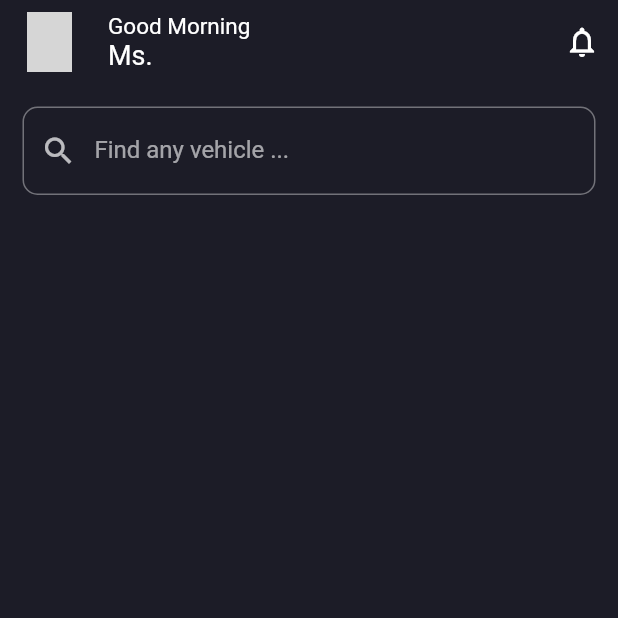
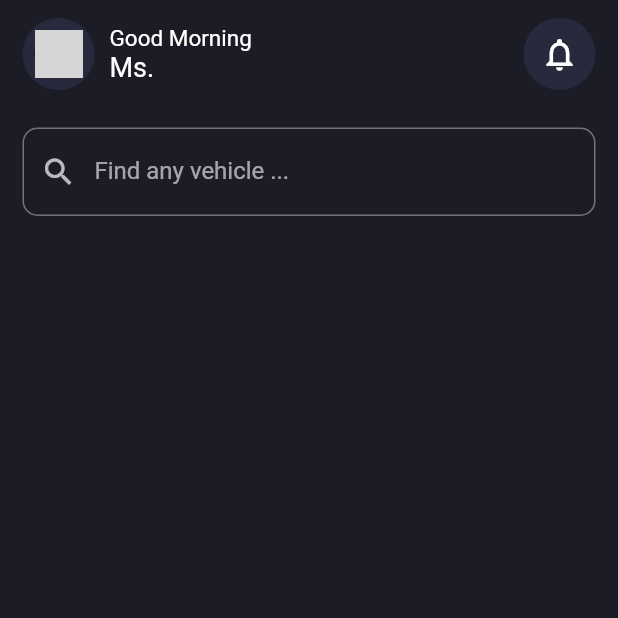
Before and after one commit to edr3x/vehicle_rental_application, a Flutter app: the HomePage screen opened by its route, on a phone screen of 412 x 824 dp, the top half of it. Run offline on Flutter 3.47's test engine with Material 2 defaults, Android fonts, the phone set to English and light mode, and no system bars; our stand-ins replace equatable, flutter_bloc, shared_preferences; accounts and stored records are empty; network calls fail; grey boxes are pictures that could not be loaded.

Commit message:
refactor: custom home bar

```diff
--- a/lib/views/pages/home/home_page.dart
+++ b/lib/views/pages/home/home_page.dart
@@ -1,20 +1,11 @@
 import 'package:flutter/material.dart';
-import 'package:flutter_bloc/flutter_bloc.dart';
-import 'package:rental_system_app/api/blocs/user/get_user_details/get_user_details_cubit.dart';
-import 'package:rental_system_app/views/common/widgets/display_image.dart';
-import 'package:rental_system_app/views/pages/notification/notificatoni_page.dart';
-import 'package:rental_system_app/views/pages/profile/profile_page.dart';
+import 'package:rental_system_app/views/pages/home/widgets/custom_home_bar.dart';
 import 'package:rental_system_app/views/pages/search/search_result_page.dart';
 
-class HomePage extends StatefulWidget {
+class HomePage extends StatelessWidget {
   static const String routeName = '/home-page';
   const HomePage({super.key});
 
-  @override
-  State<HomePage> createState() => _HomePageState();
-}
-
-class _HomePageState extends State<HomePage> {
   String greeting() {
     DateTime now = DateTime.now();
 
@@ -29,8 +20,6 @@ class _HomePageState extends State<HomePage> {
 
   @override
   Widget build(BuildContext context) {
-    var profile = context.read<GetUserDetailsCubit>().state.data.data!;
-
     void onSubmit(String value) {
       Navigator.pushNamed(
         context,
@@ -42,57 +31,14 @@ class _HomePageState extends State<HomePage> {
     return WillPopScope(
       onWillPop: () async => false,
       child: Scaffold(
-        appBar: AppBar(
-          elevation: 0,
-          automaticallyImplyLeading: false,
-          title: RichText(
-            text: TextSpan(
-              children: [
-                TextSpan(
-                  text: greeting(),
-                  style: const TextStyle(fontSize: 15),
-                ),
-                const TextSpan(text: "\n"),
-                TextSpan(
-                    text: profile.gender == "male"
-                        ? "Mr. ${profile.fullName}"
-                        : "Ms. ${profile.fullName}",
-                    style: const TextStyle(fontSize: 18)),
-              ],
-            ),
-          ),
-          leading: Padding(
-            padding: const EdgeInsets.only(left: 10),
-            child: IconButton(
-              onPressed: () {
-                Navigator.pushNamed(context, ProfilePage.routeName);
-              },
-              icon: Hero(
-                tag: 'profile-hero',
-                child: CircleAvatar(
-                  backgroundImage: displayImage(profile.profileImage),
-                ),
-              ),
-            ),
-          ),
-          actions: [
-            Padding(
-              padding: const EdgeInsets.only(left: 12.0),
-              child: IconButton(
-                onPressed: () {
-                  Navigator.pushNamed(context, NotificationPage.routeName);
-                },
-                icon: const Icon(Icons.notifications_outlined),
-              ),
-            ),
-          ],
-        ),
-        body: Padding(
-          padding: const EdgeInsets.all(15.0),
+        body: SafeArea(
+          child: Padding(
+            padding: const EdgeInsets.symmetric(horizontal: 15.0),
             child: SingleChildScrollView(
               child: Column(
                 mainAxisAlignment: MainAxisAlignment.start,
                 children: [
+                  const CustomHomeBar(),
                   TextField(
                     decoration: const InputDecoration(
                       border: OutlineInputBorder(
@@ -110,6 +56,7 @@ class _HomePageState extends State<HomePage> {
             ),
           ),
         ),
+      ),
     );
   }
 }
--- /dev/null
+++ b/lib/views/pages/home/widgets/custom_home_bar.dart
@@ -0,0 +1,89 @@
+import 'package:flutter/material.dart';
+import 'package:flutter_bloc/flutter_bloc.dart';
+import 'package:rental_system_app/api/blocs/user/get_user_details/get_user_details_cubit.dart';
+import 'package:rental_system_app/constants/global_variables.dart';
+import 'package:rental_system_app/views/common/widgets/display_image.dart';
+import 'package:rental_system_app/views/pages/notification/notification_page.dart';
+import 'package:rental_system_app/views/pages/profile/profile_page.dart';
+
+class CustomHomeBar extends StatelessWidget {
+  String greeting() {
+    DateTime now = DateTime.now();
+
+    if (now.hour >= 0 && now.hour < 12) return "Good Morning";
+
+    if (now.hour >= 12 && now.hour < 17) return "Good Afternoon";
+
+    if (now.hour >= 17 && now.hour < 21) return "Good Evening";
+
+    return "Good Night";
+  }
+
+  const CustomHomeBar({super.key});
+
+  @override
+  Widget build(BuildContext context) {
+    var profile = context.read<GetUserDetailsCubit>().state.data.data!;
+    return Padding(
+      padding: const EdgeInsets.only(top: 12.0, bottom: 25.0),
+      child: Row(
+        mainAxisAlignment: MainAxisAlignment.spaceBetween,
+        children: [
+          Row(
+            children: [
+              Container(
+                decoration: BoxDecoration(
+                  color: GlobalVariables.cardBackgroundColor,
+                  borderRadius: BorderRadius.circular(30),
+                ),
+                child: IconButton(
+                  iconSize: 30,
+                  onPressed: () {
+                    Navigator.pushNamed(context, ProfilePage.routeName);
+                  },
+                  icon: Hero(
+                    tag: 'profile-hero',
+                    child: CircleAvatar(
+                      backgroundImage: displayImage(profile.profileImage),
+                    ),
+                  ),
+                ),
+              ),
+              const SizedBox(width: 10),
+              RichText(
+                text: TextSpan(
+                  children: [
+                    TextSpan(
+                      text: greeting(),
+                      style: const TextStyle(fontSize: 15),
+                    ),
+                    const TextSpan(text: "\n"),
+                    TextSpan(
+                      text: profile.gender == "male"
+                          ? "Mr. ${profile.fullName}"
+                          : "Ms. ${profile.fullName}",
+                      style: const TextStyle(fontSize: 18),
+                    ),
+                  ],
+                ),
+              ),
+            ],
+          ),
+          Container(
+            decoration: BoxDecoration(
+              color: GlobalVariables.cardBackgroundColor,
+              borderRadius: BorderRadius.circular(30),
+            ),
+            child: IconButton(
+              iconSize: 26,
+              onPressed: () {
+                Navigator.pushNamed(context, NotificationPage.routeName);
+              },
+              icon: const Icon(Icons.notifications_outlined),
+            ),
+          ),
+        ],
+      ),
+    );
+  }
+}
```
Lines whose indentation alone changed are shown as unchanged.
